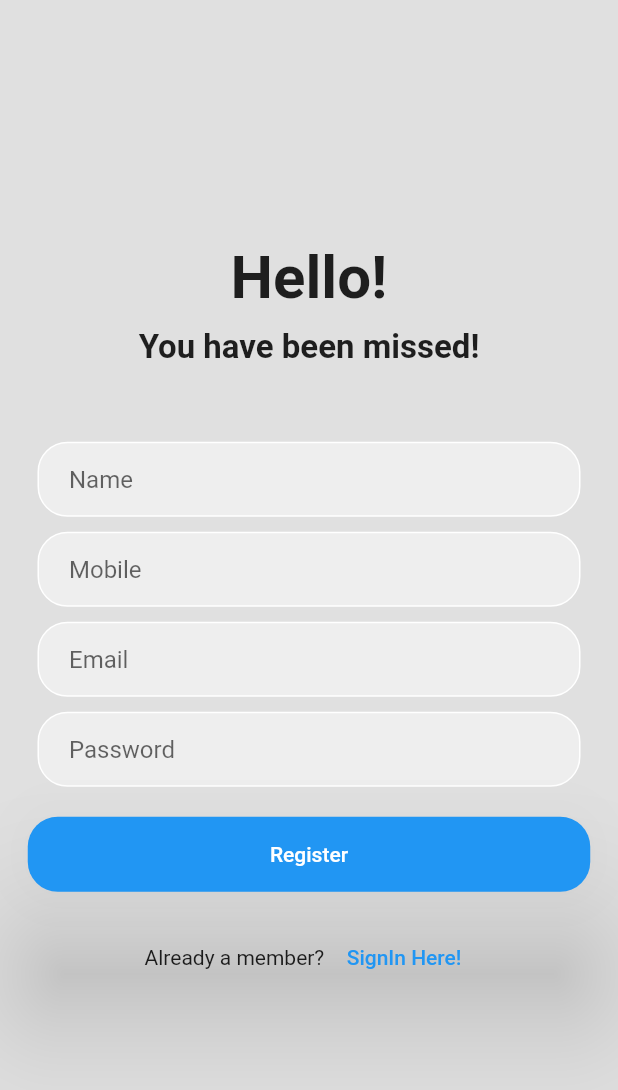
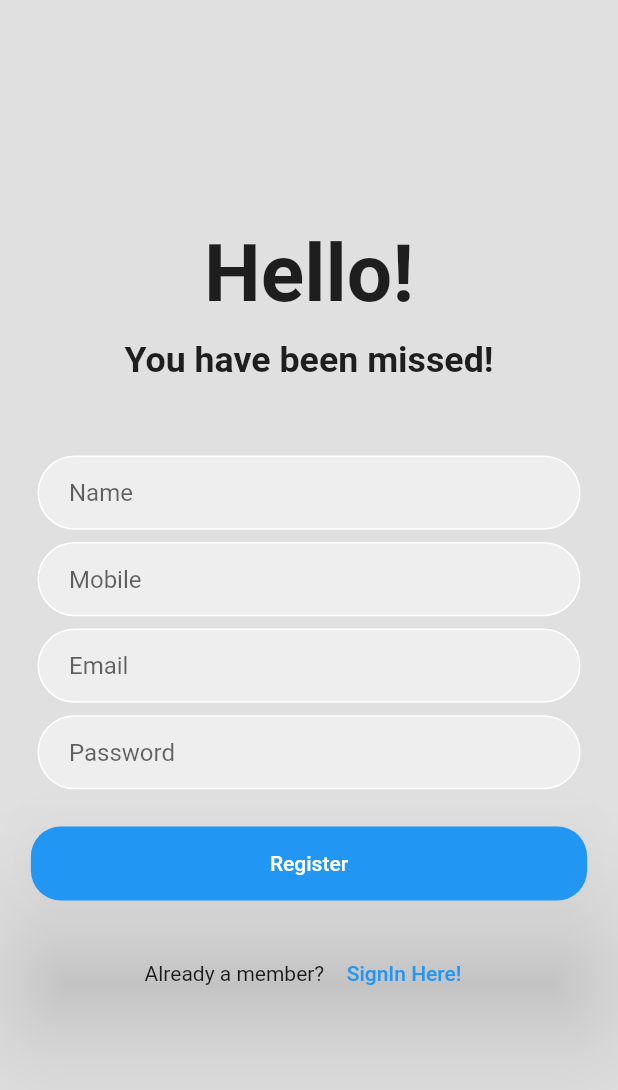
Before and after one commit to Krishi-Gyan/Krishi-Gyan-App, a Flutter app: the screen it shows after launch, after a tap on "Register Here!", on a phone screen of 412 x 824 dp. Shown: the top 1090 px of the screen. Run offline on Flutter 3.47's test engine with Material 2 defaults, Android fonts, the phone set to English and light mode, and no system bars; our stand-ins replace carousel_slider, cloud_firestore, file_picker, firebase_auth, firebase_core, firebase_storage and 6 more; missing offline and left inert: menu_button; accounts and stored records are empty.

Commit message:
Sign up page resized

```diff
--- a/lib/screens/register.dart
+++ b/lib/screens/register.dart
@@ -4,6 +4,7 @@ import 'package:font_awesome_flutter/font_awesome_flutter.dart';
 import 'package:krishi_gyan/constants/exceptions.dart';
 import 'package:krishi_gyan/provider/loginProvider.dart';
 import 'package:provider/provider.dart';
+import 'package:responsive_sizer/responsive_sizer.dart';
 
 class Register extends StatefulWidget {
   const Register({Key? key}) : super(key: key);
@@ -41,27 +42,30 @@ class _RegisterState extends State<Register> {
                   'Hello!',
                   style: TextStyle(
                     fontWeight: FontWeight.bold,
-                    fontSize: 40,
+                    fontSize: 30.sp,
                   ),
                 ),
-                const SizedBox(height: 10),
+                 SizedBox(height: 1.5.h),
                 Text(
                   'You have been missed!',
                   style: TextStyle(
-                    fontSize: 22,
+                    fontSize: 20.sp,
                     fontWeight: FontWeight.bold,
                   ),
                 ),
-                const SizedBox(height: 50),
+                 SizedBox(height: 6.h),
 
                 //name text
                 Padding(
                   padding: const EdgeInsets.symmetric(horizontal: 25.0),
                   child: Container(
+                    height: 6.h,
+                    width: 100.w,
+
                     decoration: BoxDecoration(
                         color: Colors.grey[200],
                         border: Border.all(color: Colors.white),
-                        borderRadius: BorderRadius.circular(20.0)),
+                        borderRadius: BorderRadius.circular(20.0.mm)),
                     child: Padding(
                       padding: const EdgeInsets.only(left: 20.0),
                       child: TextField(
@@ -75,16 +79,18 @@ class _RegisterState extends State<Register> {
                   ),
                 ),
 
-                const SizedBox(height: 10),
+                 SizedBox(height: 1.h),
 
                 //mobile text
                 Padding(
                   padding: const EdgeInsets.symmetric(horizontal: 25.0),
                   child: Container(
+                    height: 6.h,
+                    width: 100.w,
                     decoration: BoxDecoration(
                         color: Colors.grey[200],
                         border: Border.all(color: Colors.white),
-                        borderRadius: BorderRadius.circular(20.0)),
+                        borderRadius: BorderRadius.circular(20.0.mm)),
                     child: Padding(
                       padding: const EdgeInsets.only(left: 20.0),
                       child: TextFormField(
@@ -98,16 +104,18 @@ class _RegisterState extends State<Register> {
                     ),
                   ),
                 ),
-                const SizedBox(height: 10),
+                SizedBox(height: 1.h),
 
                 //email text
                 Padding(
                   padding: const EdgeInsets.symmetric(horizontal: 25.0),
                   child: Container(
+                    height: 6.h,
+                    width: 100.w,
                     decoration: BoxDecoration(
                         color: Colors.grey[200],
                         border: Border.all(color: Colors.white),
-                        borderRadius: BorderRadius.circular(20.0)),
+                        borderRadius: BorderRadius.circular(20.0.mm)),
                     child: Padding(
                       padding: const EdgeInsets.only(left: 20.0),
                       child: TextFormField(
@@ -121,16 +129,18 @@ class _RegisterState extends State<Register> {
                     ),
                   ),
                 ),
-                const SizedBox(height: 10),
+                 SizedBox(height: 1.h),
 
                 //password text
                 Padding(
                   padding: const EdgeInsets.symmetric(horizontal: 25.0),
                   child: Container(
+                    height: 6.h,
+                    width: 100.w,
                     decoration: BoxDecoration(
                         color: Colors.grey[200],
                         border: Border.all(color: Colors.white),
-                        borderRadius: BorderRadius.circular(20.0)),
+                        borderRadius: BorderRadius.circular(20.0.mm)),
                     child: Padding(
                       padding: const EdgeInsets.only(left: 20.0),
                       child: TextFormField(
@@ -145,12 +155,12 @@ class _RegisterState extends State<Register> {
                   ),
                 ),
 
-                const SizedBox(height: 20),
+                 SizedBox(height: 3.h),
 
                 //sign in
                 SizedBox(
-                  height: 50,
-                  width: 375,
+                  height: 6.h,
+                  width: 90.w,
                   child: ElevatedButton(
                     onPressed: register,
                     child: const Text('Register'),
@@ -163,13 +173,14 @@ class _RegisterState extends State<Register> {
                   ),
                 ),
 
-                const SizedBox(height: 20),
+                SizedBox(height: 3.h),
 
                 Row(
                   mainAxisAlignment: MainAxisAlignment.center,
                   children: [
                     const Text('Already a member? '),
                     SizedBox(
+
                       child: TextButton(
                         onPressed: () {
                           Navigator.of(context).pop();
--- a/lib/screens/sign-in-page.dart
+++ b/lib/screens/sign-in-page.dart
@@ -3,6 +3,8 @@ import 'package:font_awesome_flutter/font_awesome_flutter.dart';
 // import 'package:google_fonts/google_fonts.dart';
 import 'package:krishi_gyan/constants/exceptions.dart';
 import 'package:provider/provider.dart';
+import 'package:responsive_sizer/responsive_sizer.dart';
+
 
 import '../provider/loginProvider.dart';
 
@@ -36,23 +38,25 @@ class _LoginPageState extends State<LoginPage> {
                   'Hello!',
                   style: TextStyle(
                     fontWeight: FontWeight.bold,
-                    fontSize: 40,
+                    fontSize: 30.sp,
                   ),
                 ),
-                const SizedBox(height: 10),
+                 SizedBox(height: 3.h),
                 Text(
                   'You have been missed!',
                   style: TextStyle(
-                    fontSize: 22,
+                    fontSize: 20.sp,
                     fontWeight: FontWeight.bold,
                   ),
                 ),
-                const SizedBox(height: 50),
+                 SizedBox(height: 6.h),
 
                 //email text
                 Padding(
                   padding: const EdgeInsets.symmetric(horizontal: 25.0),
                   child: Container(
+                    height: 6.h,
+                    width: 100.w,
                     decoration: BoxDecoration(
                         color: Colors.grey[200],
                         border: Border.all(color: Colors.white),
@@ -70,12 +74,14 @@ class _LoginPageState extends State<LoginPage> {
                   ),
                 ),
 
-                const SizedBox(height: 10),
+                SizedBox(height: 2.h),
 
                 //password text
                 Padding(
                   padding: const EdgeInsets.symmetric(horizontal: 25.0),
                   child: Container(
+                    height: 6.h,
+                    width: 100.w,
                     decoration: BoxDecoration(
                         color: Colors.grey[200],
                         border: Border.all(color: Colors.white),
@@ -94,19 +100,19 @@ class _LoginPageState extends State<LoginPage> {
                   ),
                 ),
 
-                const SizedBox(height: 20),
+                SizedBox(height: 2.h),
 
                 //sign in
                 SizedBox(
-                  height: 50,
-                  width: 375,
+                  height: 6.h,
+                  width: 90.w,
                   child: ElevatedButton(
                     onPressed: signIn,
                     child: const Text('Sign In'),
                     style: ElevatedButton.styleFrom(
-                      elevation: 40,
+                      elevation: 14.sp,
                       shape: RoundedRectangleBorder(
-                        borderRadius: BorderRadius.circular(20),
+                        borderRadius: BorderRadius.circular(20.cm),
                       ),
                     ),
                   ),
@@ -131,7 +137,7 @@ class _LoginPageState extends State<LoginPage> {
                 //     ),
                 //   ),
                 // ),
-                const SizedBox(height: 20),
+                SizedBox(height: 3.h),
 
                 //not a member
 
@@ -140,6 +146,7 @@ class _LoginPageState extends State<LoginPage> {
                   children: [
                     const Text('Not a Member? '),
                     SizedBox(
+
                       child: TextButton(
                         onPressed: () {
                           Navigator.pushNamed(context, '/register');
@@ -158,7 +165,7 @@ class _LoginPageState extends State<LoginPage> {
                         Container(
                           margin: const EdgeInsets.all(10),
                           alignment: Alignment.topCenter,
-                          height: 40,
+                          height: 5.h,
                           child: IconButton(
                             onPressed: () {},
                             icon: const Icon(
@@ -167,18 +174,18 @@ class _LoginPageState extends State<LoginPage> {
                             ),
                           ),
                         ),
-                        const SizedBox(
-                          width: 20,
+                         SizedBox(
+                          width: 4.w,
                         ),
                         Container(
                           margin: const EdgeInsets.fromLTRB(10, 23, 10, 10),
-                          height: 60,
+                          height: 8.h,
                           alignment: Alignment.center,
                           child: IconButton(
                             onPressed: () {},
                             icon: const FaIcon(
                               FontAwesomeIcons.google,
-                              size: 45,
+                              size: 40,
                             ),
                           ),
                         ),
```
Also changed, not shown: 1 other file.
